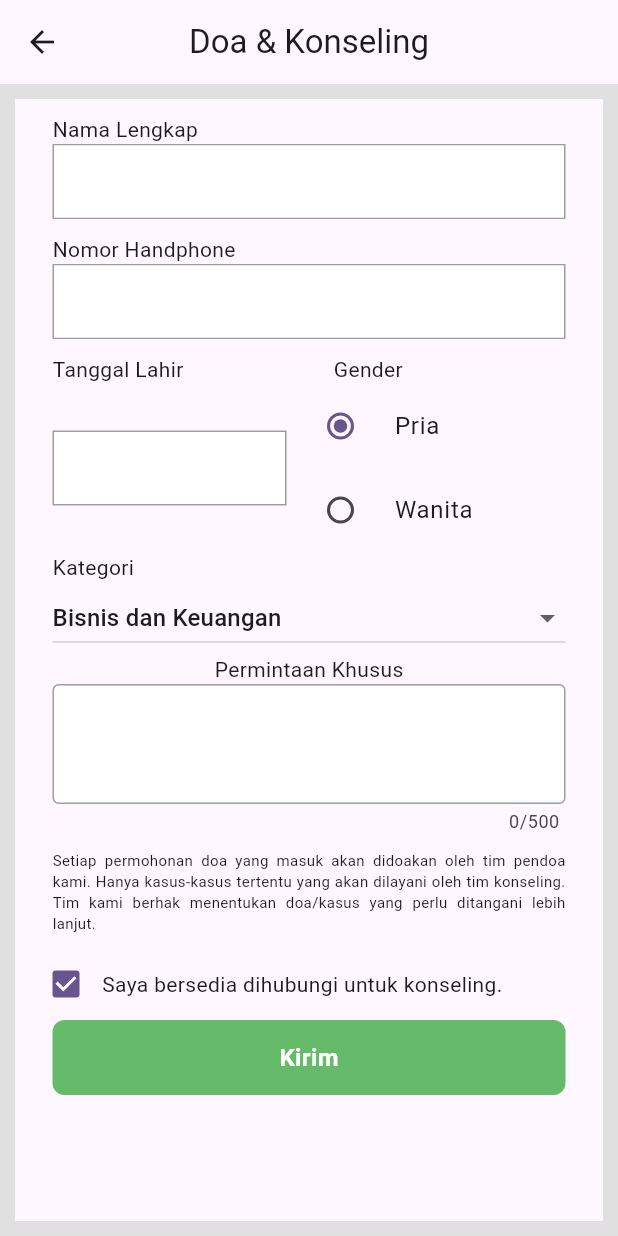
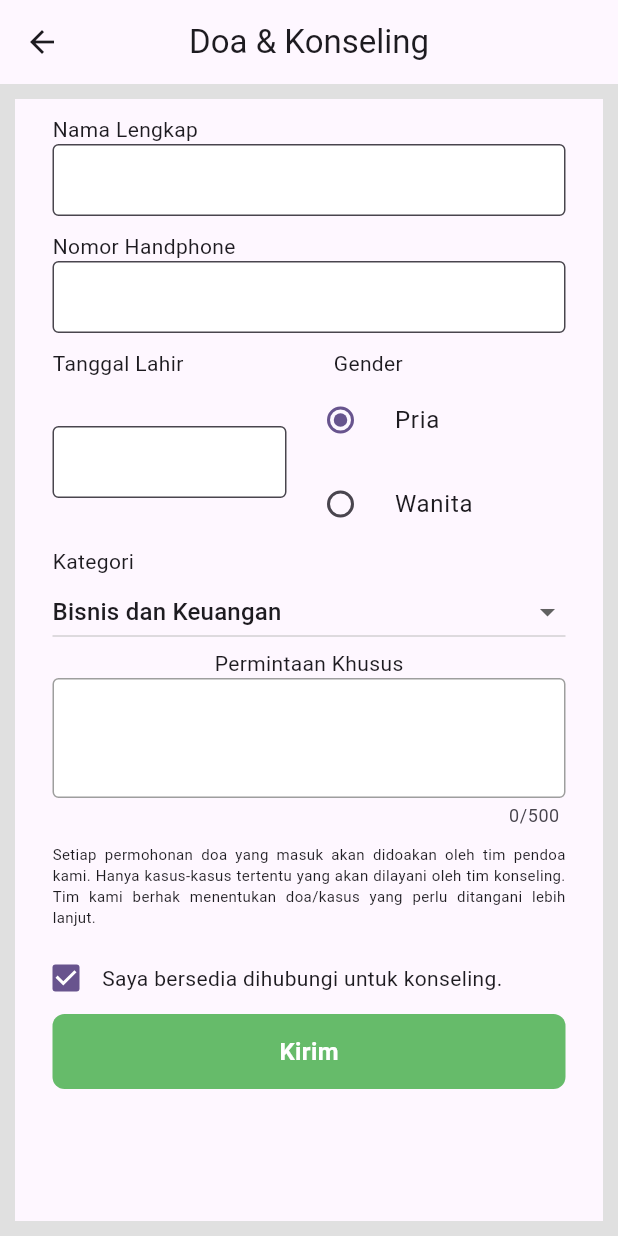
Before and after one commit to Vezyth/BethanyApp, a Flutter app: the DoaPage screen opened directly, on a phone screen of 412 x 824 dp. Run offline on Flutter 3.47's test engine with Material 3 defaults, Android fonts, the phone set to English and light mode, and no system bars; our stand-ins replace get; network calls fail.

Commit message:
textfield validation progress

```diff
--- a/lib/components/my_textfield.dart
+++ b/lib/components/my_textfield.dart
@@ -1,9 +1,8 @@
 import 'package:flutter/material.dart';
-
 
 class MyTextField extends StatelessWidget {
   final Function()? onTap;
-
+  final Function(String)? onChange;
   final controller;
   final String hintText;
   final bool obscureText;
@@ -18,7 +17,7 @@ class MyTextField extends StatelessWidget {
   final TextInputType inputType;
   final bool enabled;
   final bool onTapDatePicker;
-
+  final String errorText;
 
   const MyTextField(
       {super.key,
@@ -34,9 +33,11 @@ class MyTextField extends StatelessWidget {
       this.paddingLeft = 25,
       this.paddingRight = 25,
       this.inputType = TextInputType.text,
-      this.enabled=true,
+      this.enabled = true,
       this.onTapDatePicker = false,
       this.onTap,
+      this.errorText = "",
+      this.onChange
       // this.onTap
       });
 
@@ -52,46 +53,36 @@ class MyTextField extends StatelessWidget {
         children: [
           Flexible(
             child: Container(
-  decoration: BoxDecoration(
-    border: Border.all(color: enabled ? Colors.grey : Colors.grey.withOpacity(0.5)),
-
-  ),
-  child: TextField(
+                child: TextFormField(
               controller: controller,
               obscureText: obscureText,
               textAlignVertical: TextAlignVertical.top,
               keyboardType: inputType,
               enabled: enabled,
               decoration: InputDecoration(
+                errorText: errorText == "" ? null : errorText,
                 contentPadding: EdgeInsets.only(
                   top: fieldHeight,
                   bottom: fieldBottom,
                   left: fieldWidth,
                   right: fieldWidth,
                 ),
+                filled: true,
                 fillColor: Colors.white,
-      filled: true,
                 hintText: hintText,
                 hintStyle: TextStyle(color: Colors.grey[500]),
-      border: InputBorder.none,
-    ),
-    onTap: onTap
-    //  () async {
-    //   if (onTapDatePicker == true){
-    //     DateTime? pickedDate = await showDatePicker(
-    //                   context: context,
-    //                    initialDate: DateTime.now(), //get today's date
-    //                   firstDate:DateTime(2000), //DateTime.now() - not to allow to choose before today.
-    //                   lastDate: DateTime(2101)
-    //               );
-    //   }else {
-    //     return;
-    //   }
+                border: OutlineInputBorder(
+                  // Add this line to set border
 
-    // }
+                  borderSide: BorderSide(
+                      color: Colors.grey,
+                      width: 1.0), // Set border color and width
                 ),
               ),
-
+              validator: (value) => errorText,
+              onChanged: onChange,
+              onTap: onTap,
+            )),
           ),
         ],
       ),
--- a/lib/main.dart
+++ b/lib/main.dart
@@ -1,4 +1,5 @@
 import 'package:bethany_app/pages/login_page.dart';
+import 'package:bethany_app/pages/nav_pages/main_page.dart';
 import 'package:flutter/material.dart';
 
 void main() {
@@ -32,7 +33,7 @@ class MyApp extends StatelessWidget {
         colorScheme: ColorScheme.fromSeed(seedColor: Colors.deepPurple),
         useMaterial3: true,
       ),
-      home: LoginPage(),
+      home: MainPage(),
     );
   }
 }
```
Also changed, not shown: lib/pages/app/baptis_page.dart (+21 -0 lines). Lines whose indentation alone changed are shown as unchanged.
